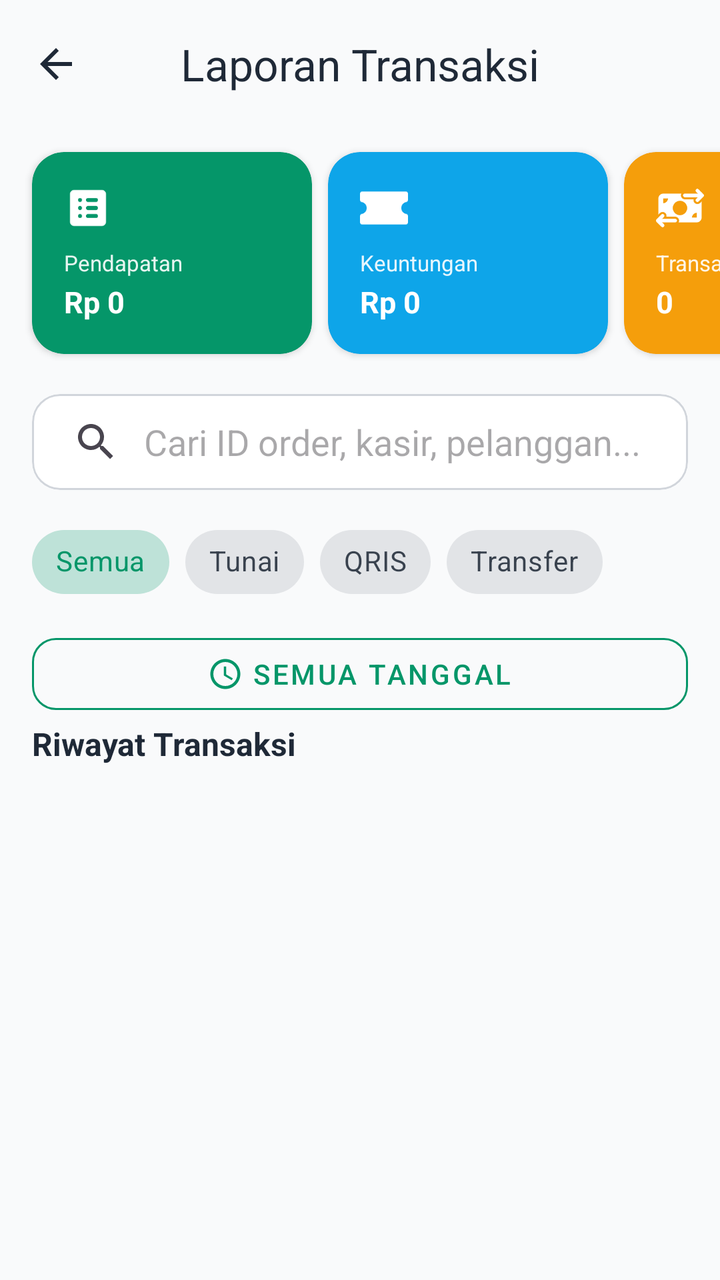
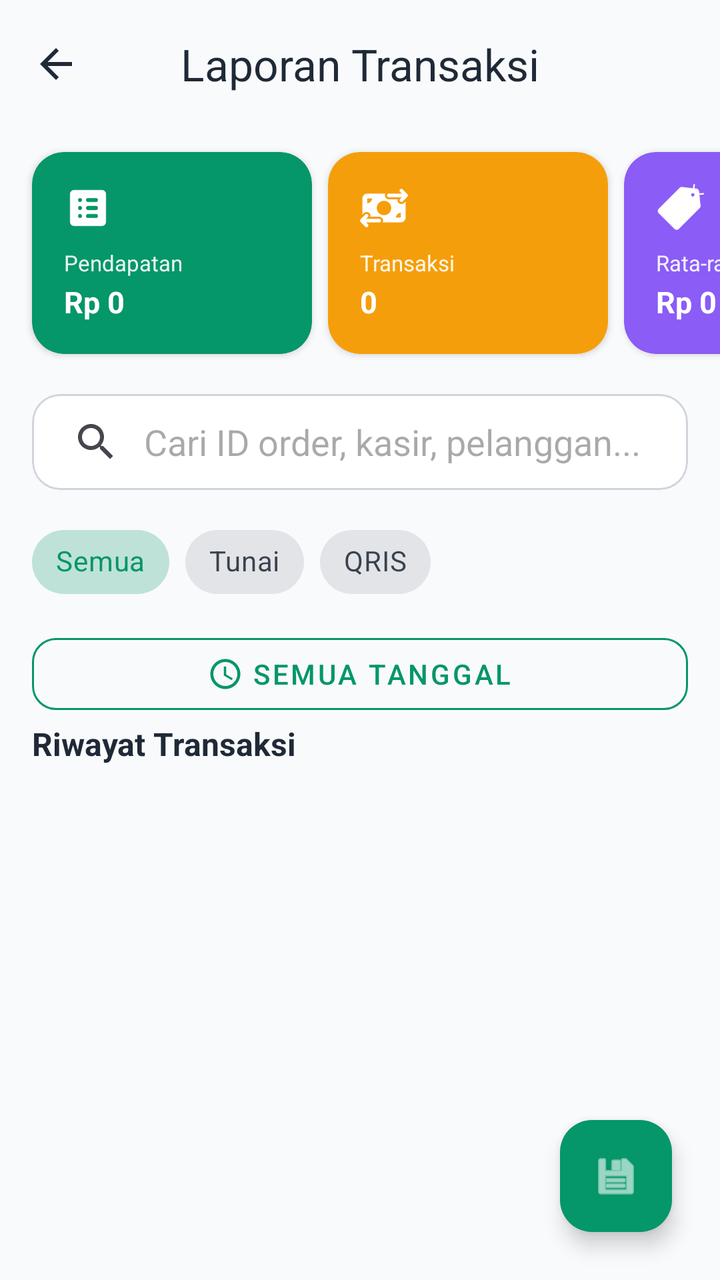

The first picture is an Android layout as it rendered before a commit; the second is the same layout after the commit. The layout source and the unified diff follow.
<!-- AndroidManifest.xml: application theme Theme.PenjualanDev -->
<!-- res/layout/activity_laporan.xml -->
<?xml version="1.0" encoding="utf-8"?>
<LinearLayout xmlns:android="http://schemas.android.com/apk/res/android"
    xmlns:app="http://schemas.android.com/apk/res-auto"
    xmlns:tools="http://schemas.android.com/tools"
    android:layout_width="match_parent"
    android:layout_height="match_parent"
    android:orientation="vertical"
    android:background="?attr/colorSurface"
    tools:context=".LaporanActivity">

    
    <com.google.android.material.appbar.MaterialToolbar
        android:id="@+id/toolbar"
        android:layout_width="match_parent"
        android:layout_height="?attr/actionBarSize"
        app:title="@string/laporan_transaksi"
        app:titleCentered="true"
        app:titleTextColor="?attr/colorOnSurface"
        app:navigationIcon="?homeAsUpIndicator"
        app:navigationIconTint="?attr/colorOnSurface" />

    <HorizontalScrollView
        android:layout_width="match_parent"
        android:layout_height="wrap_content"
        android:scrollbars="none"
        android:paddingBottom="4dp">

        <LinearLayout
            android:layout_width="wrap_content"
            android:layout_height="wrap_content"
            android:orientation="horizontal"
            android:paddingHorizontal="12dp"
            android:paddingTop="8dp">

            
            <com.google.android.material.card.MaterialCardView
                android:layout_width="140dp"
                android:layout_height="wrap_content"
                android:layout_margin="4dp"
                app:cardCornerRadius="16dp"
                app:cardElevation="2dp"
                app:strokeWidth="0dp"
                app:cardBackgroundColor="@color/colorPrimary">
                <LinearLayout
                    android:layout_width="match_parent"
                    android:layout_height="wrap_content"
                    android:orientation="vertical"
                    android:padding="16dp">
                    <ImageView
                        android:layout_width="24dp"
                        android:layout_height="24dp"
                        android:src="@drawable/laporan"
                        app:tint="@color/white"
                        android:layout_marginBottom="8dp"/>
                    <TextView
                        android:layout_width="wrap_content"
                        android:layout_height="wrap_content"
                        android:text="@string/pendapatan"
                        android:textColor="#E6FFFFFF"
                        android:textSize="11sp" />
                    <TextView
                        android:id="@+id/tv_total_pendapatan"
                        android:layout_width="wrap_content"
                        android:layout_height="wrap_content"
                        android:layout_marginTop="2dp"
                        android:text="Rp 0"
                        android:textColor="@color/white"
                        android:textSize="15sp"
                        android:textStyle="bold" />
                </LinearLayout>
            </com.google.android.material.card.MaterialCardView>

            
            <com.google.android.material.card.MaterialCardView
                android:layout_width="140dp"
                android:layout_height="wrap_content"
                android:layout_margin="4dp"
                app:cardCornerRadius="16dp"
                app:cardElevation="2dp"
                app:strokeWidth="0dp"
                app:cardBackgroundColor="#0EA5E9">
                <LinearLayout
                    android:layout_width="match_parent"
                    android:layout_height="wrap_content"
                    android:orientation="vertical"
                    android:padding="16dp">
                    <ImageView
                        android:layout_width="24dp"
                        android:layout_height="24dp"
                        android:src="@drawable/voucher"
                        app:tint="@color/white"
                        android:layout_marginBottom="8dp"/>
                    <TextView
                        android:layout_width="wrap_content"
                        android:layout_height="wrap_content"
                        android:text="@string/keuntungan"
                        android:textColor="#E6FFFFFF"
                        android:textSize="11sp" />
                    <TextView
                        android:id="@+id/tv_total_keuntungan"
                        android:layout_width="wrap_content"
                        android:layout_height="wrap_content"
                        android:layout_marginTop="2dp"
                        android:text="Rp 0"
                        android:textColor="@color/white"
                        android:textSize="15sp"
                        android:textStyle="bold" />
                </LinearLayout>
            </com.google.android.material.card.MaterialCardView>

            
            <com.google.android.material.card.MaterialCardView
                android:layout_width="140dp"
                android:layout_height="wrap_content"
                android:layout_margin="4dp"
                app:cardCornerRadius="16dp"
                app:cardElevation="2dp"
                app:strokeWidth="0dp"
                app:cardBackgroundColor="#F59E0B">
                <LinearLayout
                    android:layout_width="match_parent"
                    android:layout_height="wrap_content"
                    android:orientation="vertical"
                    android:padding="16dp">
                    <ImageView
                        android:layout_width="24dp"
                        android:layout_height="24dp"
                        android:src="@drawable/transaksi"
                        app:tint="@color/white"
                        android:layout_marginBottom="8dp"/>
                    <TextView
                        android:layout_width="wrap_content"
                        android:layout_height="wrap_content"
                        android:text="Transaksi"
                        android:textColor="#E6FFFFFF"
                        android:textSize="11sp" />
                    <TextView
                        android:id="@+id/tv_jumlah_transaksi"
                        android:layout_width="wrap_content"
                        android:layout_height="wrap_content"
                        android:layout_marginTop="2dp"
                        android:text="0"
                        android:textColor="@color/white"
                        android:textSize="15sp"
                        android:textStyle="bold" />
                </LinearLayout>
            </com.google.android.material.card.MaterialCardView>

            
            <com.google.android.material.card.MaterialCardView
                android:layout_width="140dp"
                android:layout_height="wrap_content"
                android:layout_margin="4dp"
                app:cardCornerRadius="16dp"
                app:cardElevation="2dp"
                app:strokeWidth="0dp"
                app:cardBackgroundColor="#8B5CF6">
                <LinearLayout
                    android:layout_width="match_parent"
                    android:layout_height="wrap_content"
                    android:orientation="vertical"
                    android:padding="16dp">
                    <ImageView
                        android:layout_width="24dp"
                        android:layout_height="24dp"
                        android:src="@drawable/label"
                        app:tint="@color/white"
                        android:layout_marginBottom="8dp"/>
                    <TextView
                        android:layout_width="wrap_content"
                        android:layout_height="wrap_content"
                        android:text="Rata-rata"
                        android:textColor="#E6FFFFFF"
                        android:textSize="11sp" />
                    <TextView
                        android:id="@+id/tv_avg_transaksi"
                        android:layout_width="wrap_content"
                        android:layout_height="wrap_content"
                        android:layout_marginTop="2dp"
                        android:text="Rp 0"
                        android:textColor="@color/white"
                        android:textSize="15sp"
                        android:textStyle="bold" />
                </LinearLayout>
            </com.google.android.material.card.MaterialCardView>
        </LinearLayout>
    </HorizontalScrollView>

    
    <LinearLayout
        android:layout_width="match_parent"
        android:layout_height="wrap_content"
        android:orientation="vertical"
        android:paddingHorizontal="16dp"
        android:paddingTop="12dp">

        <com.google.android.material.card.MaterialCardView
            android:layout_width="match_parent"
            android:layout_height="wrap_content"
            app:cardCornerRadius="14dp"
            app:cardElevation="0dp"
            app:strokeWidth="1dp"
            app:strokeColor="@color/colorOutlineStroke"
            app:cardBackgroundColor="?attr/colorSurfaceContainerHigh">
            <androidx.appcompat.widget.SearchView
                android:id="@+id/search_laporan"
                android:layout_width="match_parent"
                android:layout_height="wrap_content"
                app:iconifiedByDefault="false"
                app:queryBackground="@android:color/transparent"
                app:queryHint="Cari ID order, kasir, pelanggan..." />
        </com.google.android.material.card.MaterialCardView>

        <HorizontalScrollView
            android:layout_width="match_parent"
            android:layout_height="wrap_content"
            android:layout_marginTop="12dp"
            android:scrollbars="none">
            <com.google.android.material.chip.ChipGroup
                android:id="@+id/cg_payment_filter"
                android:layout_width="wrap_content"
                android:layout_height="wrap_content"
                app:singleSelection="true"
                app:selectionRequired="true">
                <com.google.android.material.chip.Chip
                    android:id="@+id/chip_filter_semua"
                    style="@style/Widget.MaterialComponents.Chip.Choice"
                    android:layout_width="wrap_content"
                    android:layout_height="wrap_content"
                    android:text="Semua"
                    android:checked="true" />
                <com.google.android.material.chip.Chip
                    android:id="@+id/chip_filter_tunai"
                    style="@style/Widget.MaterialComponents.Chip.Choice"
                    android:layout_width="wrap_content"
                    android:layout_height="wrap_content"
                    android:text="Tunai" />
                <com.google.android.material.chip.Chip
                    android:id="@+id/chip_filter_qris"
                    style="@style/Widget.MaterialComponents.Chip.Choice"
                    android:layout_width="wrap_content"
                    android:layout_height="wrap_content"
                    android:text="QRIS" />
                <com.google.android.material.chip.Chip
                    android:id="@+id/chip_filter_transfer"
                    style="@style/Widget.MaterialComponents.Chip.Choice"
                    android:layout_width="wrap_content"
                    android:layout_height="wrap_content"
                    android:text="Transfer" />
            </com.google.android.material.chip.ChipGroup>
        </HorizontalScrollView>

        <com.google.android.material.button.MaterialButton
            android:id="@+id/btn_filter_tanggal"
            style="@style/Widget.MaterialComponents.Button.OutlinedButton"
            android:layout_width="match_parent"
            android:layout_height="wrap_content"
            android:layout_marginTop="8dp"
            android:text="Semua Tanggal"
            app:cornerRadius="12dp"
            app:icon="@drawable/ic_clock"
            app:iconGravity="textStart"
            app:iconTint="?attr/colorPrimary"
            app:strokeColor="?attr/colorPrimary"
            android:textColor="?attr/colorPrimary" />
    </LinearLayout>

    <TextView
        android:layout_width="match_parent"
        android:layout_height="wrap_content"
        android:layout_marginHorizontal="16dp"
        android:layout_marginBottom="8dp"
        android:text="Riwayat Transaksi"
        android:textColor="?attr/colorOnSurface"
        android:textSize="16sp"
        android:textStyle="bold" />

    <FrameLayout
        android:layout_width="match_parent"
        android:layout_height="match_parent"
        android:layout_weight="1">

        <ProgressBar
            android:id="@+id/view_loading"
            android:layout_width="48dp"
            android:layout_height="48dp"
            android:layout_gravity="center"
            android:indeterminateTint="?attr/colorPrimary"
            android:visibility="gone" />

        <LinearLayout
            android:id="@+id/layout_empty"
            android:layout_width="wrap_content"
            android:layout_height="wrap_content"
            android:layout_gravity="center"
            android:orientation="vertical"
            android:gravity="center"
            android:visibility="gone">
            <TextView
                android:id="@+id/tv_empty_message"
                android:layout_width="wrap_content"
                android:layout_height="wrap_content"
                android:gravity="center"
                android:paddingHorizontal="24dp"
                android:text="Belum ada transaksi terdaftar"
                android:textColor="?attr/colorOnSurfaceVariant"
                android:textSize="14sp" />
        </LinearLayout>

        <androidx.recyclerview.widget.RecyclerView
            android:id="@+id/rv_laporan_transaksi"
            android:layout_width="match_parent"
            android:layout_height="match_parent"
            android:clipToPadding="false"
            android:paddingBottom="16dp" />

    </FrameLayout>
</LinearLayout>
<!-- resources referenced by this layout -->
<resources>
  <color name="colorOutlineStroke">#D1D5DB</color>
  <color name="colorPrimary">#059669</color>
  <color name="white">#FFFFFFFF</color>
  <!-- drawable ic_clock (drawable) -->
  <vector xmlns:android="http://schemas.android.com/apk/res/android"
      android:width="24dp"
      android:height="24dp"
      android:viewportWidth="24"
      android:viewportHeight="24">
      <path
          android:fillColor="@android:color/white"
          android:pathData="M12,2C6.48,2 2,6.48 2,12s4.48,10 10,10 10,-4.48 10,-10S17.52,2 12,2zM12,20c-4.41,0 -8,-3.59 -8,-8s3.59,-8 8,-8 8,3.59 8,8 -3.59,8 -8,8z"/>
      <path
          android:fillColor="@android:color/white"
          android:pathData="M12.5,7H11v6l5.25,3.15 0.75,-1.23 -4.5,-2.67z"/>
  </vector>
  <!-- drawable label: png bitmap (drawable, 3169 bytes) -->
  <!-- drawable laporan: png bitmap (drawable, 1814 bytes) -->
  <!-- drawable transaksi: png bitmap (drawable, 3072 bytes) -->
  <!-- drawable voucher: png bitmap (drawable, 3310 bytes) -->
  <string name="keuntungan">Keuntungan</string>
  <string name="laporan_transaksi">Laporan Transaksi</string>
  <string name="pendapatan">Pendapatan</string>
  <style name="Theme.PenjualanDev" parent="Base.Theme.PenjualanDev" />
  <style name="Base.Theme.PenjualanDev" parent="Theme.Material3.DayNight.NoActionBar">
          
          <item name="colorPrimary">@color/colorPrimary</item>
          <item name="colorOnPrimary">@color/colorOnPrimary</item>
          
          <item name="colorSecondary">@color/colorSecondary</item>
          <item name="colorOnSecondary">@color/colorOnSecondary</item>
          
          <item name="android:statusBarColor">@color/colorPrimary</item>
          
          <item name="colorSurface">@color/colorScreenBackground</item>
          <item name="colorOnSurface">@color/colorPrimaryText</item>
          <item name="colorSurfaceContainer">@color/colorCardBackground</item>
          <item name="colorSurfaceContainerLow">@color/colorSurfaceContainerLow</item>
          <item name="colorSurfaceContainerLowest">@color/colorSurfaceContainerLowest</item>
          <item name="colorSurfaceContainerHigh">@color/colorAuthCardBackground</item>
          <item name="colorOnSurfaceVariant">@color/colorSecondaryText</item>
          <item name="colorError">@color/red</item>
          
          <item name="materialButtonStyle">@style/Widget.App.Button</item>
      </style>
  <color name="colorOnPrimary">#FFFFFF</color>
  <color name="colorSecondary">#D1FAE5</color>
  <color name="colorOnSecondary">#064E3B</color>
  <color name="colorScreenBackground">#F9FAFB</color>
  <color name="colorPrimaryText">#1F2937</color>
  <color name="colorCardBackground">#FFFFFF</color>
  <color name="colorSurfaceContainerLow">#F3F4F6</color>
  <color name="colorSurfaceContainerLowest">#FFFFFF</color>
  <color name="colorAuthCardBackground">#FFFFFF</color>
  <color name="colorSecondaryText">#4B5563</color>
  <color name="red">#EF4444</color>
  <style name="Widget.App.Button" parent="Widget.Material3.Button">
          <item name="cornerRadius">12dp</item>
          <item name="android:minHeight">48dp</item>
          <item name="backgroundTint">@color/colorPrimary</item>
          <item name="android:textColor">@color/white</item>
          <item name="android:insetTop">0dp</item>
          <item name="android:insetBottom">0dp</item>
      </style>
</resources>

<!-- the commit's change to res/layout/activity_laporan.xml (unified diff, before → after) -->
@@ -1,13 +1,16 @@
 <?xml version="1.0" encoding="utf-8"?>
-<LinearLayout xmlns:android="http://schemas.android.com/apk/res/android"
+<androidx.coordinatorlayout.widget.CoordinatorLayout xmlns:android="http://schemas.android.com/apk/res/android"
     xmlns:app="http://schemas.android.com/apk/res-auto"
     xmlns:tools="http://schemas.android.com/tools"
     android:layout_width="match_parent"
     android:layout_height="match_parent"
-    android:orientation="vertical"
     android:background="?attr/colorSurface"
     tools:context=".LaporanActivity">
 
+    <LinearLayout
+        android:layout_width="match_parent"
+        android:layout_height="match_parent"
+        android:orientation="vertical">
     
     <com.google.android.material.appbar.MaterialToolbar
         android:id="@+id/toolbar"
@@ -70,43 +73,6 @@
                 </LinearLayout>
             </com.google.android.material.card.MaterialCardView>
 
-            
-            <com.google.android.material.card.MaterialCardView
-                android:layout_width="140dp"
-                android:layout_height="wrap_content"
-                android:layout_margin="4dp"
-                app:cardCornerRadius="16dp"
-                app:cardElevation="2dp"
-                app:strokeWidth="0dp"
-                app:cardBackgroundColor="#0EA5E9">
-                <LinearLayout
-                    android:layout_width="match_parent"
-                    android:layout_height="wrap_content"
-                    android:orientation="vertical"
-                    android:padding="16dp">
-                    <ImageView
-                        android:layout_width="24dp"
-                        android:layout_height="24dp"
-                        android:src="@drawable/voucher"
-                        app:tint="@color/white"
-                        android:layout_marginBottom="8dp"/>
-                    <TextView
-                        android:layout_width="wrap_content"
-                        android:layout_height="wrap_content"
-                        android:text="@string/keuntungan"
-                        android:textColor="#E6FFFFFF"
-                        android:textSize="11sp" />
-                    <TextView
-                        android:id="@+id/tv_total_keuntungan"
-                        android:layout_width="wrap_content"
-                        android:layout_height="wrap_content"
-                        android:layout_marginTop="2dp"
-                        android:text="Rp 0"
-                        android:textColor="@color/white"
-                        android:textSize="15sp"
-                        android:textStyle="bold" />
-                </LinearLayout>
-            </com.google.android.material.card.MaterialCardView>
 
             
             <com.google.android.material.card.MaterialCardView
@@ -241,12 +207,6 @@
                     android:layout_width="wrap_content"
                     android:layout_height="wrap_content"
                     android:text="QRIS" />
-                <com.google.android.material.chip.Chip
-                    android:id="@+id/chip_filter_transfer"
-                    style="@style/Widget.MaterialComponents.Chip.Choice"
-                    android:layout_width="wrap_content"
-                    android:layout_height="wrap_content"
-                    android:text="Transfer" />
             </com.google.android.material.chip.ChipGroup>
         </HorizontalScrollView>
 
@@ -315,4 +275,17 @@
             android:paddingBottom="16dp" />
 
     </FrameLayout>
-</LinearLayout>
+    </LinearLayout>
+
+    <com.google.android.material.floatingactionbutton.FloatingActionButton
+        android:id="@+id/fab_export"
+        android:layout_width="wrap_content"
+        android:layout_height="wrap_content"
+        android:layout_gravity="bottom|end"
+        android:layout_margin="24dp"
+        android:contentDescription="Export Laporan"
+        android:src="@android:drawable/ic_menu_save"
+        app:backgroundTint="?attr/colorPrimary"
+        app:tint="?attr/colorOnPrimary" />
+
+</androidx.coordinatorlayout.widget.CoordinatorLayout>
<!-- resource entries referenced after the edit -->
@@ -19,8 +19,6 @@
   <!-- drawable label: png bitmap (drawable, 3169 bytes) -->
   <!-- drawable laporan: png bitmap (drawable, 1814 bytes) -->
   <!-- drawable transaksi: png bitmap (drawable, 3072 bytes) -->
-  <!-- drawable voucher: png bitmap (drawable, 3310 bytes) -->
-  <string name="keuntungan">Keuntungan</string>
   <string name="laporan_transaksi">Laporan Transaksi</string>
   <string name="pendapatan">Pendapatan</string>
   <style name="Theme.PenjualanDev" parent="Base.Theme.PenjualanDev" />
